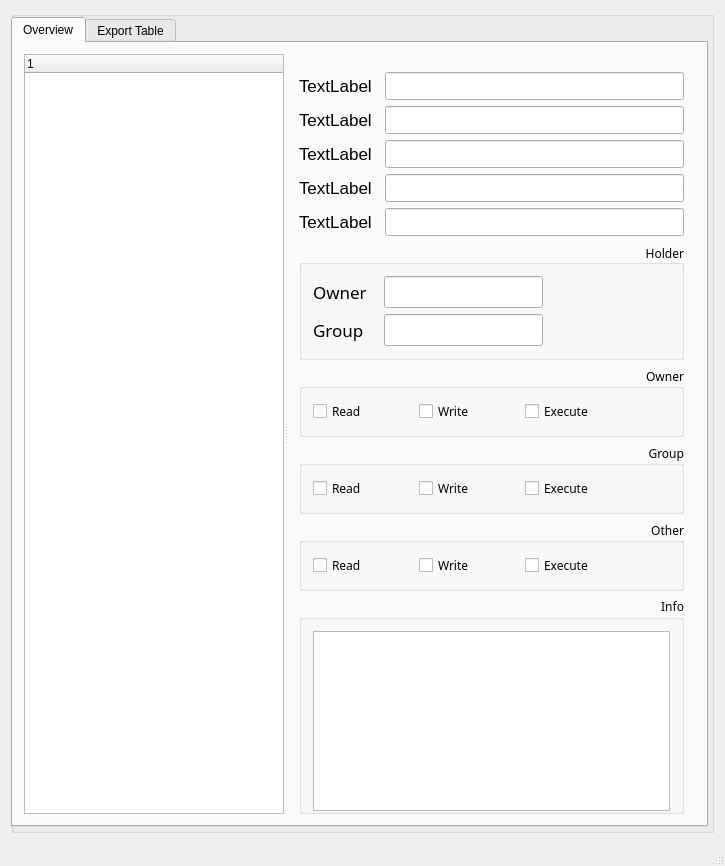
Before: the Qt Designer form mainwindow.ui in bas524/linuxdependency, drawn with Qt 5.
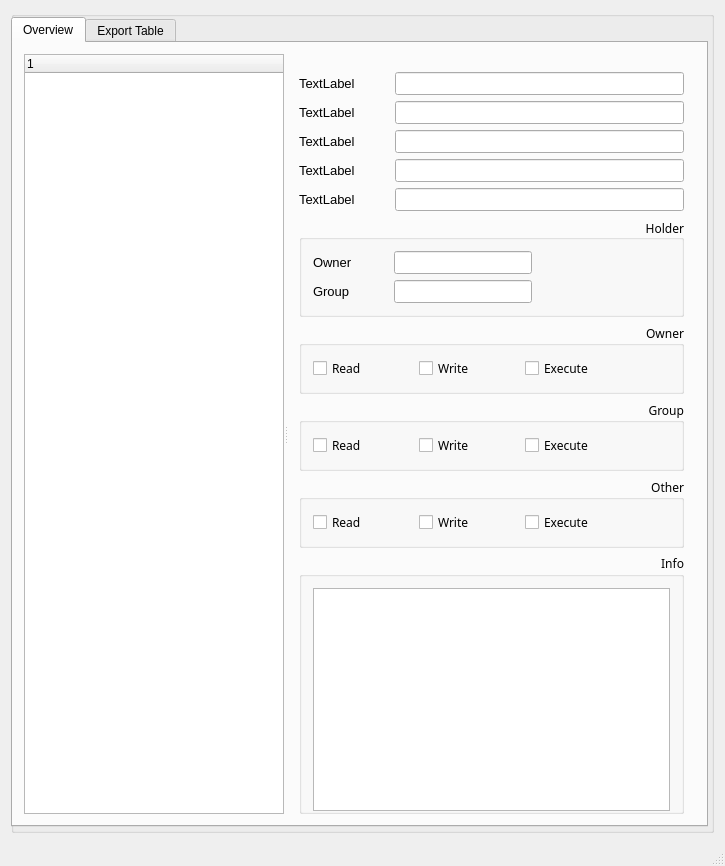
After: the same form once the commit is applied. Icons and pictures are not drawn.

Diff of the .ui file:
```diff
--- a/mainwindow.ui
+++ b/mainwindow.ui
@@ -75,7 +75,7 @@
             </property>
            </column>
           </widget>
-          <widget class="QWidget" name="">
+          <widget class="QWidget" name="layoutWidget">
            <layout class="QVBoxLayout" name="verticalLayout">
             <property name="topMargin">
              <number>18</number>
@@ -89,14 +89,16 @@
                <widget class="QLabel" name="labelName">
                 <property name="minimumSize">
                  <size>
-                  <width>80</width>
+                  <width>90</width>
                   <height>0</height>
                  </size>
                 </property>
                 <property name="font">
                  <font>
                   <family>Helvetica Neue</family>
-                  <pointsize>13</pointsize>
+                  <pointsize>10</pointsize>
+                  <weight>50</weight>
+                  <bold>false</bold>
                  </font>
                 </property>
                 <property name="text">
@@ -108,7 +110,9 @@
                <widget class="QLineEdit" name="lineEditFileName">
                 <property name="font">
                  <font>
-                  <pointsize>13</pointsize>
+                  <pointsize>10</pointsize>
+                  <weight>50</weight>
+                  <bold>false</bold>
                  </font>
                 </property>
                 <property name="readOnly">
@@ -124,14 +128,16 @@
                <widget class="QLabel" name="labelSize">
                 <property name="minimumSize">
                  <size>
-                  <width>80</width>
+                  <width>90</width>
                   <height>0</height>
                  </size>
                 </property>
                 <property name="font">
                  <font>
                   <family>Helvetica Neue</family>
-                  <pointsize>13</pointsize>
+                  <pointsize>10</pointsize>
+                  <weight>50</weight>
+                  <bold>false</bold>
                  </font>
                 </property>
                 <property name="text">
@@ -143,7 +149,9 @@
                <widget class="QLineEdit" name="lineEditFileSize">
                 <property name="font">
                  <font>
-                  <pointsize>13</pointsize>
+                  <pointsize>10</pointsize>
+                  <weight>50</weight>
+                  <bold>false</bold>
                  </font>
                 </property>
                 <property name="readOnly">
@@ -159,14 +167,16 @@
                <widget class="QLabel" name="labelTimeStatus">
                 <property name="minimumSize">
                  <size>
-                  <width>80</width>
+                  <width>90</width>
                   <height>0</height>
                  </size>
                 </property>
                 <property name="font">
                  <font>
                   <family>Helvetica Neue</family>
-                  <pointsize>13</pointsize>
+                  <pointsize>10</pointsize>
+                  <weight>50</weight>
+                  <bold>false</bold>
                  </font>
                 </property>
                 <property name="text">
@@ -178,7 +188,9 @@
                <widget class="QLineEdit" name="lineEditTimeStatus">
                 <property name="font">
                  <font>
-                  <pointsize>13</pointsize>
+                  <pointsize>10</pointsize>
+                  <weight>50</weight>
+                  <bold>false</bold>
                  </font>
                 </property>
                 <property name="readOnly">
@@ -194,14 +206,16 @@
                <widget class="QLabel" name="labelTimeAccess">
                 <property name="minimumSize">
                  <size>
-                  <width>80</width>
+                  <width>90</width>
                   <height>0</height>
                  </size>
                 </property>
                 <property name="font">
                  <font>
                   <family>Helvetica Neue</family>
-                  <pointsize>13</pointsize>
+                  <pointsize>10</pointsize>
+                  <weight>50</weight>
+                  <bold>false</bold>
                  </font>
                 </property>
                 <property name="text">
@@ -213,7 +227,9 @@
                <widget class="QLineEdit" name="lineEditTimeAccess">
                 <property name="font">
                  <font>
-                  <pointsize>13</pointsize>
+                  <pointsize>10</pointsize>
+                  <weight>50</weight>
+                  <bold>false</bold>
                  </font>
                 </property>
                 <property name="readOnly">
@@ -229,14 +245,16 @@
                <widget class="QLabel" name="labelTimeModify">
                 <property name="minimumSize">
                  <size>
-                  <width>80</width>
+                  <width>90</width>
                   <height>0</height>
                  </size>
                 </property>
                 <property name="font">
                  <font>
                   <family>Helvetica Neue</family>
-                  <pointsize>13</pointsize>
+                  <pointsize>10</pointsize>
+                  <weight>50</weight>
+                  <bold>false</bold>
                  </font>
                 </property>
                 <property name="text">
@@ -248,7 +266,9 @@
                <widget class="QLineEdit" name="lineEditTimeModify">
                 <property name="font">
                  <font>
-                  <pointsize>13</pointsize>
+                  <pointsize>10</pointsize>
+                  <weight>50</weight>
+                  <bold>false</bold>
                  </font>
                 </property>
                 <property name="readOnly">
@@ -276,13 +296,14 @@
                 <widget class="QLabel" name="labelOwner">
                  <property name="minimumSize">
                   <size>
-                   <width>65</width>
+                   <width>75</width>
                    <height>0</height>
                   </size>
                  </property>
                  <property name="font">
                   <font>
-                   <pointsize>13</pointsize>
+                   <family>Ubuntu</family>
+                   <pointsize>10</pointsize>
                   </font>
                  </property>
                  <property name="text">
@@ -307,13 +328,14 @@
                 <widget class="QLabel" name="labelGroup">
                  <property name="minimumSize">
                   <size>
-                   <width>65</width>
+                   <width>75</width>
                    <height>0</height>
                   </size>
                  </property>
                  <property name="font">
                   <font>
-                   <pointsize>13</pointsize>
+                   <family>Ubuntu</family>
+                   <pointsize>10</pointsize>
                   </font>
                  </property>
                  <property name="text">
@@ -325,7 +347,8 @@
                 <widget class="QLineEdit" name="lineEditOwner">
                  <property name="font">
                   <font>
-                   <pointsize>13</pointsize>
+                   <family>Ubuntu</family>
+                   <pointsize>10</pointsize>
                   </font>
                  </property>
                  <property name="readOnly">
@@ -337,7 +360,8 @@
                 <widget class="QLineEdit" name="lineEditGroup">
                  <property name="font">
                   <font>
-                   <pointsize>13</pointsize>
+                   <family>Ubuntu</family>
+                   <pointsize>10</pointsize>
                   </font>
                  </property>
                  <property name="readOnly">
@@ -638,7 +662,7 @@
                  <property name="font">
                   <font>
                    <family>Ubuntu Mono</family>
-                   <pointsize>13</pointsize>
+                   <pointsize>10</pointsize>
                   </font>
                  </property>
                  <property name="readOnly">
```
Left out of the diff: 4 changed lines with no effect on the pictures.
